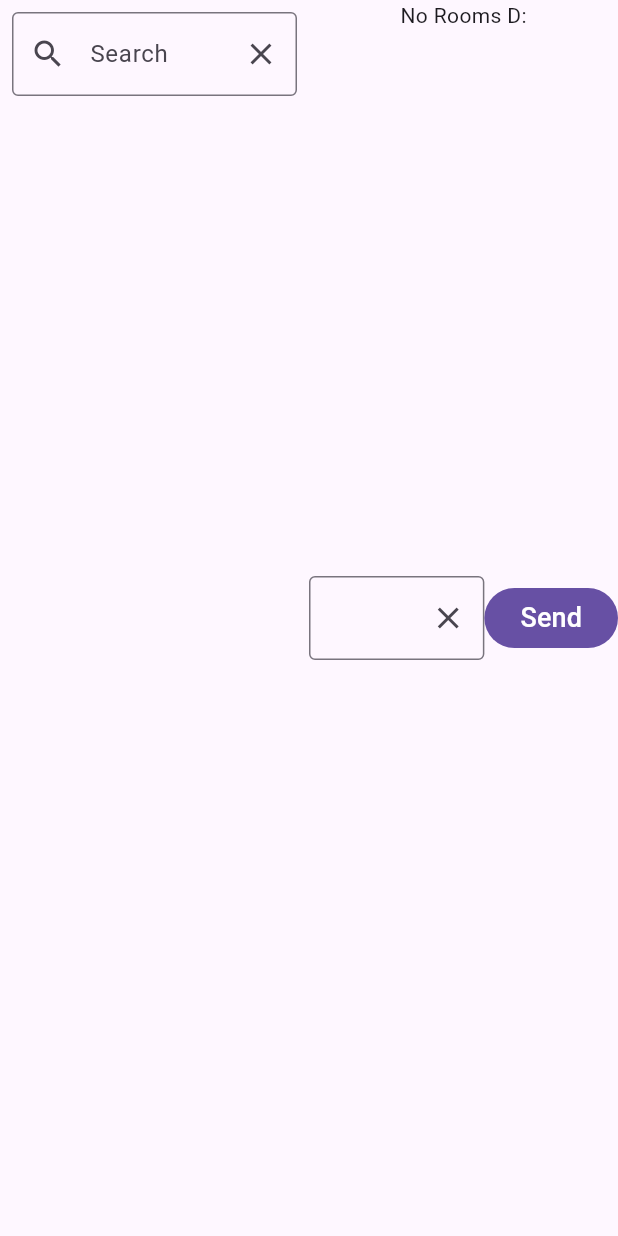
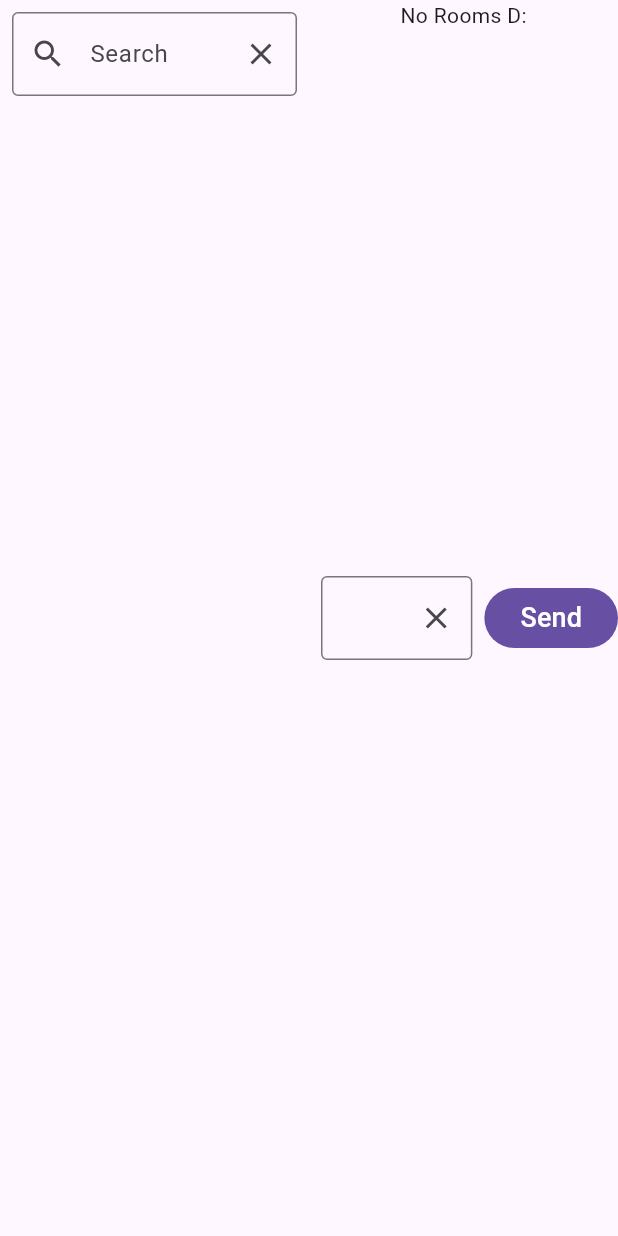
Before and after one commit to Montel/ruqola-flutter, a Flutter app: the MainWindow screen opened directly with empty values, on a phone screen of 412 x 824 dp. Run offline on Flutter 3.47's test engine with Material 3 defaults, Android fonts, the phone set to English and light mode, and no system bars; drawn by our look-alikes of flutter_html; our stand-ins replace package_info_plus; missing offline and left inert: ini, tray_manager, web_socket_client.

Commit message:
Fix layout

```diff
--- a/ruqola_flutter/lib/src/pages/mainwindow/widgets/messageline.dart
+++ b/ruqola_flutter/lib/src/pages/mainwindow/widgets/messageline.dart
@@ -23,6 +23,8 @@ class Messageline extends StatelessWidget {
             mainAxisSize: MainAxisSize.min,
             children: [
               Expanded(
+                  child: Padding(
+                      padding: const EdgeInsets.all(8.0),
                       child: TextField(
                           contextMenuBuilder: (context, editableTextState) {
                             final List<ContextMenuButtonItem> buttonItems =
@@ -55,7 +57,7 @@ class Messageline extends StatelessWidget {
                                 onPressed: _controller.clear,
                                 icon: const Icon(Icons.clear),
                               ),
-                          border: const OutlineInputBorder()))),
+                              border: const OutlineInputBorder())))),
               FilledButton(
                   child: Text("Send",
                       style: TextStyle(
```
Lines whose indentation alone changed are shown as unchanged.
